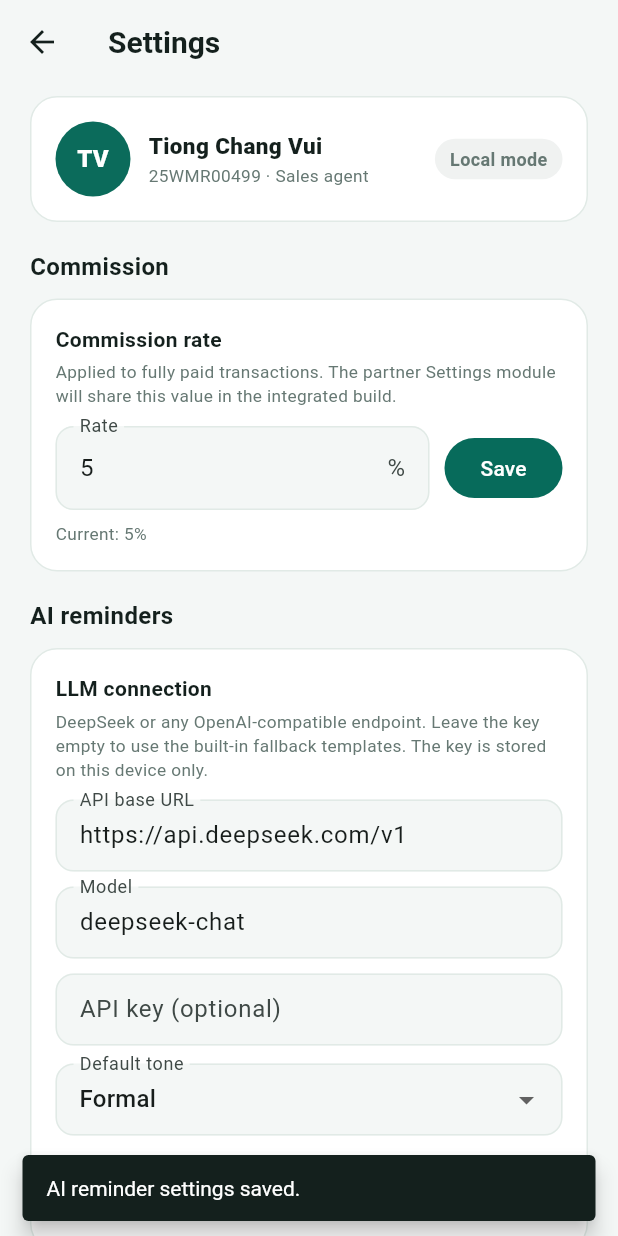
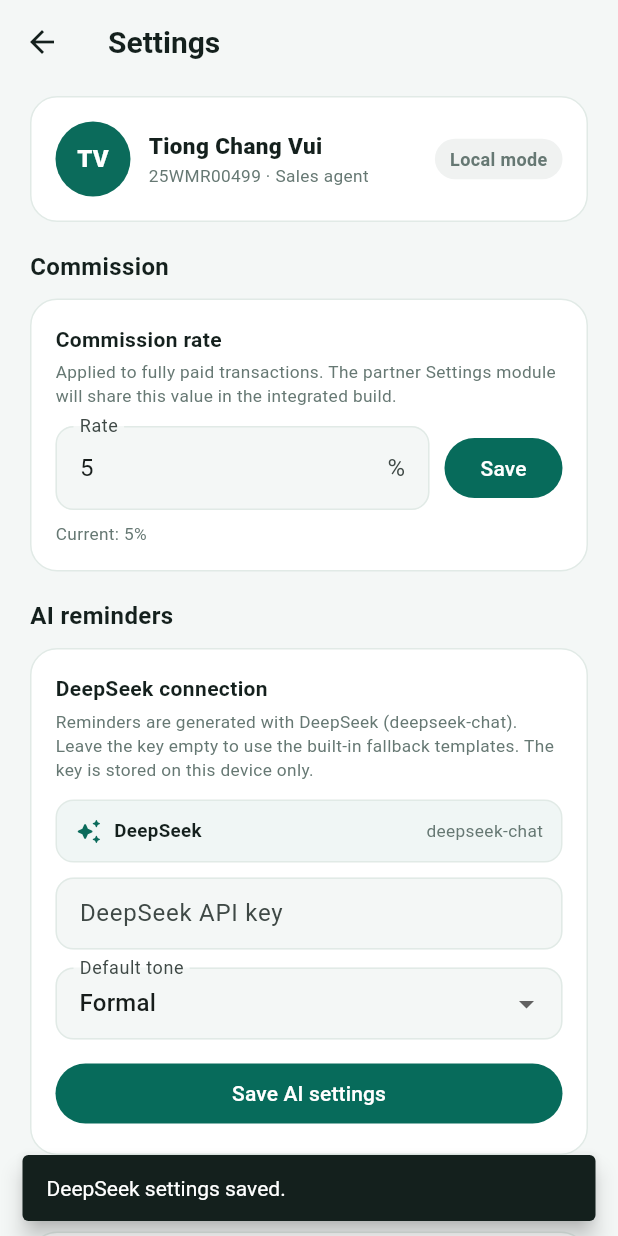
Before and after one commit to changvui/smartpayla, a Flutter app: the SettingsScreen screen opened directly, after a tap on "Save AI settings", on a phone screen of 412 x 824 dp. Run offline on Flutter 3.47's test engine with Material 3 defaults, Android fonts, the phone set to English and light mode, and no system bars; our stand-ins replace cloud_firestore, firebase_auth, firebase_core, flutter_riverpod, shared_preferences; accounts and stored records are empty.

Commit message:
Make AI reminders DeepSeek-only

```diff
--- a/lib/screens/reminders_screen.dart
+++ b/lib/screens/reminders_screen.dart
@@ -149,7 +149,7 @@
                     SizedBox(width: 8),
                     Expanded(
                       child: Text(
-                        'No API key configured. Reminders will use the built-in templates. Add a key in Settings → AI reminders to use your LLM.',
+                        'No DeepSeek API key configured. Reminders will use the built-in templates. Add a key in Settings → AI reminders to use DeepSeek.',
                         style: TextStyle(
                           fontSize: 11,
                           color: AppColors.amber,
@@ -334,9 +334,7 @@
     final result = await ref.read(reminderServiceProvider).generate(
           transaction: transaction,
           tone: _tone,
-          apiBaseUrl: settings.aiBaseUrl,
           apiKey: settings.aiApiKey,
-          model: settings.aiModel,
         );
     if (!mounted) return;
     setState(() {
--- a/lib/screens/settings_screen.dart
+++ b/lib/screens/settings_screen.dart
@@ -18,9 +18,7 @@
 
 class _SettingsScreenState extends ConsumerState<SettingsScreen> {
   late final TextEditingController _rateController;
-  late final TextEditingController _baseUrlController;
   late final TextEditingController _apiKeyController;
-  late final TextEditingController _modelController;
   late ReminderTone _tone;
 
   @override
@@ -29,9 +27,7 @@
     final settings = ref.read(settingsProvider);
     _rateController =
         TextEditingController(text: _formatRate(settings.commissionPercent));
-    _baseUrlController = TextEditingController(text: settings.aiBaseUrl);
     _apiKeyController = TextEditingController(text: settings.aiApiKey);
-    _modelController = TextEditingController(text: settings.aiModel);
     _tone = settings.defaultTone;
   }
 
@@ -43,9 +39,7 @@
   @override
   void dispose() {
     _rateController.dispose();
-    _baseUrlController.dispose();
     _apiKeyController.dispose();
-    _modelController.dispose();
     super.dispose();
   }
 
@@ -180,7 +174,7 @@
                 crossAxisAlignment: CrossAxisAlignment.start,
                 children: [
                   const Text(
-                    'LLM connection',
+                    'DeepSeek connection',
                     style: TextStyle(
                       fontSize: 14,
                       fontWeight: FontWeight.w700,
@@ -189,7 +183,7 @@
                   ),
                   const SizedBox(height: 4),
                   const Text(
-                    'DeepSeek or any OpenAI-compatible endpoint. Leave the key empty to use the built-in fallback templates. The key is stored on this device only.',
+                    'Reminders are generated with DeepSeek (deepseek-chat). Leave the key empty to use the built-in fallback templates. The key is stored on this device only.',
                     style: TextStyle(
                       fontSize: 11.5,
                       color: AppColors.muted,
@@ -197,20 +191,41 @@
                     ),
                   ),
                   const SizedBox(height: 12),
-                  TextField(
-                    controller: _baseUrlController,
-                    keyboardType: TextInputType.url,
-                    decoration: _aiDecoration(
-                      'API base URL',
-                      hint: 'https://api.deepseek.com/v1',
+                  Container(
+                    padding: const EdgeInsets.symmetric(
+                      horizontal: 12,
+                      vertical: 11,
                     ),
-                  ),
-                  const SizedBox(height: 10),
-                  TextField(
-                    controller: _modelController,
-                    decoration: _aiDecoration(
-                      'Model',
-                      hint: 'deepseek-chat',
+                    decoration: BoxDecoration(
+                      color: AppColors.primary.withValues(alpha: 0.06),
+                      borderRadius: BorderRadius.circular(12),
+                      border: Border.all(color: AppColors.border),
+                    ),
+                    child: const Row(
+                      children: [
+                        Icon(
+                          Icons.auto_awesome_rounded,
+                          size: 18,
+                          color: AppColors.primary,
+                        ),
+                        SizedBox(width: 8),
+                        Text(
+                          'DeepSeek',
+                          style: TextStyle(
+                            fontSize: 12.5,
+                            fontWeight: FontWeight.w700,
+                            color: AppColors.ink,
+                          ),
+                        ),
+                        Spacer(),
+                        Text(
+                          'deepseek-chat',
+                          style: TextStyle(
+                            fontSize: 11.5,
+                            color: AppColors.muted,
+                          ),
+                        ),
+                      ],
                     ),
                   ),
                   const SizedBox(height: 10),
@@ -220,7 +235,7 @@
                     autocorrect: false,
                     enableSuggestions: false,
                     decoration: _aiDecoration(
-                      'API key (optional)',
+                      'DeepSeek API key',
                       hint: 'sk-...',
                     ),
                   ),
@@ -381,26 +396,13 @@
   }
 
   Future<void> _saveAi() async {
-    final base = _baseUrlController.text.trim();
-    if (base.isNotEmpty &&
-        !base.startsWith('http://') &&
-        !base.startsWith('https://')) {
-      ScaffoldMessenger.of(context).showSnackBar(
-        const SnackBar(
-          content: Text('Base URL must start with http:// or https://.'),
-        ),
-      );
-      return;
-    }
-    await ref.read(settingsProvider.notifier).setAiConfig(
-          baseUrl: base,
-          apiKey: _apiKeyController.text,
-          model: _modelController.text,
-        );
+    await ref
+        .read(settingsProvider.notifier)
+        .setAiKey(_apiKeyController.text);
     await ref.read(settingsProvider.notifier).setDefaultTone(_tone);
     if (!mounted) return;
     ScaffoldMessenger.of(context).showSnackBar(
-      const SnackBar(content: Text('AI reminder settings saved.')),
+      const SnackBar(content: Text('DeepSeek settings saved.')),
     );
   }
 
--- a/lib/services/reminder_service.dart
+++ b/lib/services/reminder_service.dart
@@ -10,14 +10,15 @@
 class ReminderService {
   ReminderService({http.Client? client}) : _client = client ?? http.Client();
 
+  static const endpoint = 'https://api.deepseek.com/v1/chat/completions';
+  static const model = 'deepseek-chat';
+
   final http.Client _client;
 
   Future<ReminderResult> generate({
     required Transaction transaction,
     required ReminderTone tone,
-    required String apiBaseUrl,
     required String apiKey,
-    required String model,
   }) async {
     final fallback = _fallback(transaction, tone);
     if (apiKey.trim().isEmpty) {
@@ -25,30 +26,20 @@
         text: fallback,
         tone: tone,
         usedFallback: true,
-        error: 'No API key configured',
-      );
-    }
-
-    final base = apiBaseUrl.trim().replaceAll(RegExp(r'/+$'), '');
-    if (base.isEmpty) {
-      return ReminderResult(
-        text: fallback,
-        tone: tone,
-        usedFallback: true,
-        error: 'No API base URL configured',
+        error: 'No DeepSeek API key configured',
       );
     }
 
     try {
       final response = await _client
           .post(
-            Uri.parse('$base/chat/completions'),
+            Uri.parse(endpoint),
             headers: {
               'Content-Type': 'application/json',
               'Authorization': 'Bearer ${apiKey.trim()}',
             },
             body: jsonEncode({
-              'model': model.trim().isEmpty ? 'deepseek-chat' : model.trim(),
+              'model': model,
               'temperature': 0.7,
               'max_tokens': 220,
               'messages': [
--- a/lib/state/providers.dart
+++ b/lib/state/providers.dart
@@ -128,17 +128,13 @@
 class AppSettings {
   const AppSettings({
     required this.commissionRate,
-    this.aiBaseUrl = 'https://api.deepseek.com/v1',
     this.aiApiKey = '',
-    this.aiModel = 'deepseek-chat',
     this.defaultTone = ReminderTone.formal,
   });
 
   /// 0.05 = 5%.
   final double commissionRate;
-  final String aiBaseUrl;
   final String aiApiKey;
-  final String aiModel;
   final ReminderTone defaultTone;
 
   double get commissionPercent => commissionRate * 100;
@@ -147,16 +143,12 @@
 
   AppSettings copyWith({
     double? commissionRate,
-    String? aiBaseUrl,
     String? aiApiKey,
-    String? aiModel,
     ReminderTone? defaultTone,
   }) {
     return AppSettings(
       commissionRate: commissionRate ?? this.commissionRate,
-      aiBaseUrl: aiBaseUrl ?? this.aiBaseUrl,
       aiApiKey: aiApiKey ?? this.aiApiKey,
-      aiModel: aiModel ?? this.aiModel,
       defaultTone: defaultTone ?? this.defaultTone,
     );
   }
@@ -164,9 +156,7 @@
 
 class SettingsNotifier extends Notifier<AppSettings> {
   static const _commissionKey = 'smartpayla_commission_rate';
-  static const _aiBaseKey = 'smartpayla_ai_base_url';
   static const _aiKeyKey = 'smartpayla_ai_key';
-  static const _aiModelKey = 'smartpayla_ai_model';
   static const _toneKey = 'smartpayla_default_tone';
 
   @override
@@ -174,9 +164,7 @@
     final prefs = ref.watch(sharedPreferencesProvider);
     return AppSettings(
       commissionRate: prefs.getDouble(_commissionKey) ?? 0.05,
-      aiBaseUrl: prefs.getString(_aiBaseKey) ?? 'https://api.deepseek.com/v1',
       aiApiKey: prefs.getString(_aiKeyKey) ?? '',
-      aiModel: prefs.getString(_aiModelKey) ?? 'deepseek-chat',
       defaultTone:
           ReminderToneX.fromName(prefs.getString(_toneKey) ?? 'formal'),
     );
@@ -189,22 +177,11 @@
     state = state.copyWith(commissionRate: safe);
   }
 
-  Future<void> setAiConfig({
-    required String baseUrl,
-    required String apiKey,
-    required String model,
-  }) async {
+  Future<void> setAiKey(String apiKey) async {
     final prefs = ref.read(sharedPreferencesProvider);
-    final safeBase = baseUrl.trim();
-    final safeModel = model.trim();
-    await prefs.setString(_aiBaseKey, safeBase);
-    await prefs.setString(_aiKeyKey, apiKey.trim());
-    await prefs.setString(_aiModelKey, safeModel);
-    state = state.copyWith(
-      aiBaseUrl: safeBase,
-      aiApiKey: apiKey.trim(),
-      aiModel: safeModel,
-    );
+    final safeKey = apiKey.trim();
+    await prefs.setString(_aiKeyKey, safeKey);
+    state = state.copyWith(aiApiKey: safeKey);
   }
 
   Future<void> setDefaultTone(ReminderTone tone) async {
```
Also changed, not shown: 4 other files.
